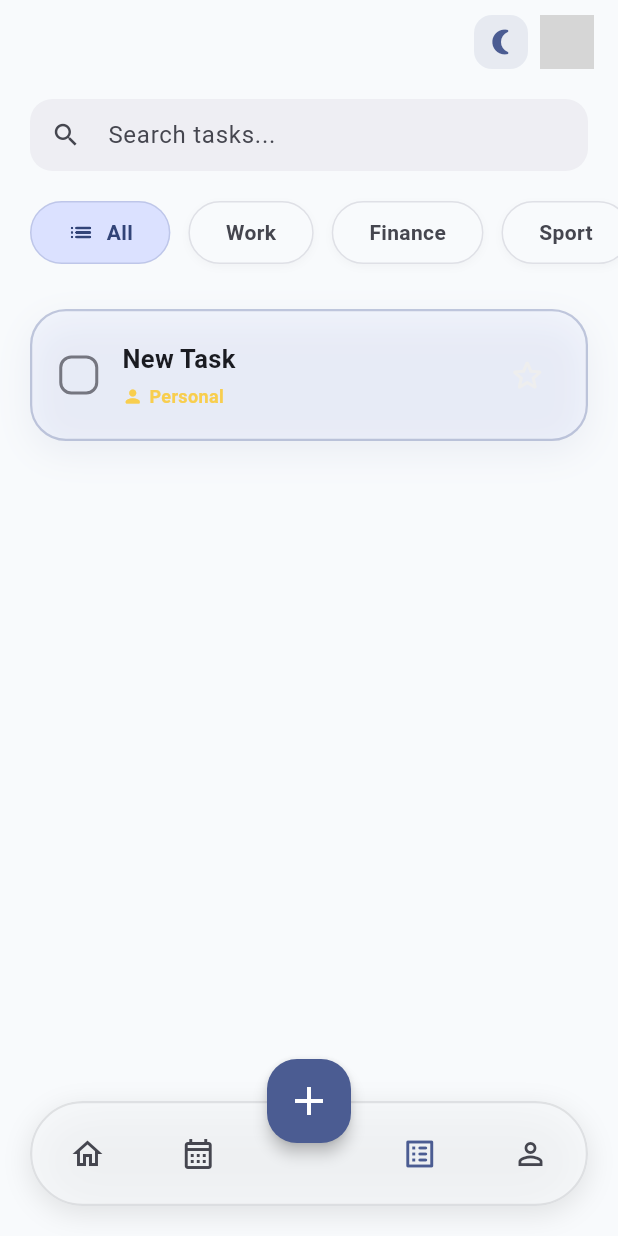
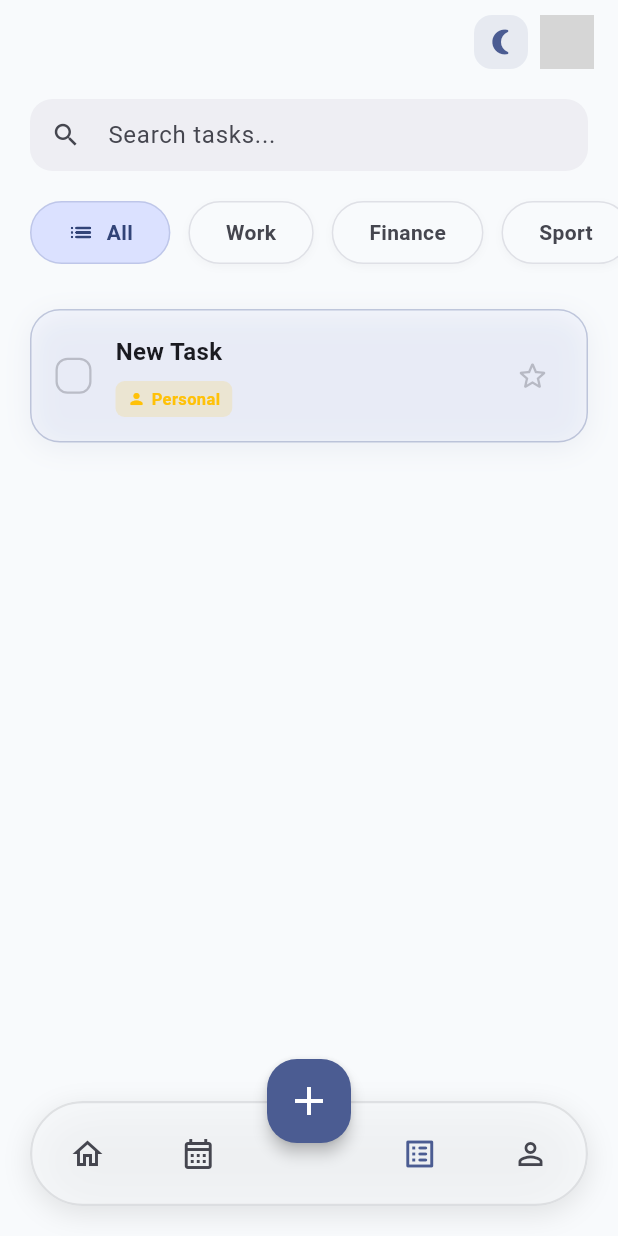
Before and after one commit to SplashCodeDex/dexdo, a Flutter app: the screen it shows after launch, item 2 of the bottom bar chosen, after a tap on the "chevron right" icon, after a tap on the "add" icon, on a phone screen of 412 x 824 dp. Run offline on Flutter 3.47's test engine with Material 3 defaults, Android fonts, the phone set to English and light mode, and no system bars; drawn by our look-alikes of flutter_slidable; our stand-ins replace cloud_firestore, firebase_auth, firebase_core, flutter_local_notifications, flutter_svg, google_sign_in and 4 more; accounts and stored records are empty; network calls fail; grey boxes are pictures that could not be loaded.

Commit message:
Improved tasklist UI: softened card colors, replaced borders with modern subtle shadows, restyled checkmarks, added chip tags instead of subtext for categories

```diff
--- a/lib/main.dart
+++ b/lib/main.dart
@@ -13,9 +13,7 @@ import 'widgets/home_pane.dart';
 import 'widgets/calendar_pane.dart';
 import 'widgets/settings_pane.dart';
 import 'package:animations/animations.dart';
-import 'package:flutter/foundation.dart' show kIsWeb, TargetPlatform, defaultTargetPlatform;
 import 'firebase_options.dart';
-import 'widgets/animated_splash_screen.dart';
 
 void main() async {
   WidgetsFlutterBinding.ensureInitialized();
@@ -113,41 +111,8 @@ class DeXDoApp extends StatelessWidget {
           ),
         ),
       ),
-      home: _shouldShowFlutterSplash() ? const _SplashWrapper() : const HomeScreen(),
+      home: const HomeScreen(),
     );
-  }
-}
-
-/// Only show the Flutter-level splash on Web and iOS.
-/// Android uses the native SplashScreen API with the AVD animation.
-bool _shouldShowFlutterSplash() {
-  if (kIsWeb) return true;
-  // On mobile, only iOS needs it (Android has the native AVD)
-  return defaultTargetPlatform == TargetPlatform.iOS;
-}
-
-class _SplashWrapper extends StatefulWidget {
-  const _SplashWrapper();
-
-  @override
-  State<_SplashWrapper> createState() => _SplashWrapperState();
-}
-
-class _SplashWrapperState extends State<_SplashWrapper> {
-  bool _showSplash = true;
-
-  @override
-  Widget build(BuildContext context) {
-    if (_showSplash) {
-      return AnimatedSplashScreen(
-        onComplete: () {
-          if (mounted) {
-            setState(() => _showSplash = false);
-          }
-        },
-      );
-    }
-    return const HomeScreen();
   }
 }
 
--- a/lib/providers/task_provider.dart
+++ b/lib/providers/task_provider.dart
@@ -123,7 +123,7 @@ class TaskProvider with ChangeNotifier {
 
     // Ensure migration from Local -> Firebase happens on first boot
     if (_repository is FirebaseTaskRepository) {
-      await DataMigrationService.performMigrationIfNeeded(_repository);
+      await DataMigrationService.performMigrationIfNeeded(_repository as FirebaseTaskRepository);
     }
 
     await reloadFromStorage();
@@ -171,6 +171,7 @@ class TaskProvider with ChangeNotifier {
     await _repository.deleteTask(task.id);
     _notifications.cancelTaskReminder(task.id);
   }
+
   Future<void> _saveCategories() async {
     await _repository.saveCategories(_categories);
     await _repository.saveCategoryIcons(_categoryIcons);
@@ -616,7 +617,7 @@ class TaskProvider with ChangeNotifier {
     if (toDeleteIds.isNotEmpty) {
       await _repository.batchDeleteTasks(toDeleteIds);
       for (var id in toDeleteIds) {
-        _notifications.cancelTaskReminder(id);
+         _notifications.cancelTaskReminder(id);
       }
     }
   }
--- a/lib/repositories/firebase_task_repository.dart
+++ b/lib/repositories/firebase_task_repository.dart
@@ -27,38 +27,26 @@ class FirebaseTaskRepository implements TaskRepository {
     if (_auth.currentUser == null) return [];
 
     try {
-      final tasksRef = _db.collection('users').doc(_userId).collection('tasks');
-
-      // Fetch active tasks (isCompleted == 0)
-      final activeSnapshot = await tasksRef.where('isCompleted', isEqualTo: 0).get();
-
-      // Fetch recently completed tasks (Limit to 50 to avoid massive read costs)
-      // Note: This requires a composite index in Firestore: isCompleted (ASC) + completionDate (DESC)
-      final completedSnapshot = await tasksRef
-          .where('isCompleted', isEqualTo: 1)
-          .orderBy('completionDate', descending: true)
-          .limit(50)
+      final snapshot = await _db
+          .collection('users')
+          .doc(_userId)
+          .collection('tasks')
           .get();
 
-      final List<Task> loadedTasks = [];
+      final List<Task> activeTasks = [];
 
-      void parseAndAdd(QuerySnapshot snapshot) {
       for (var doc in snapshot.docs) {
         try {
-            final data = doc.data() as Map<String, dynamic>;
+          final data = doc.data();
           data['id'] = doc.id; // Force ID to match the document key
           final task = Task.fromJson(data);
-            loadedTasks.add(task);
+          activeTasks.add(task);
         } catch (e) {
           debugPrint('Error parsing firestore task: $e');
         }
       }
-      }
 
-      parseAndAdd(activeSnapshot);
-      parseAndAdd(completedSnapshot);
-
-      return loadedTasks;
+      return activeTasks;
     } catch (e) {
       debugPrint('Firestore loadTasks Error: $e');
       return [];
--- a/lib/widgets/subscription_pane.dart
+++ b/lib/widgets/subscription_pane.dart
@@ -14,6 +14,7 @@ class _SubscriptionPaneState extends State<SubscriptionPane> {
   late StreamSubscription<List<PurchaseDetails>> _subscription;
 
   List<ProductDetails> _products = [];
+  bool _isAvailable = false;
   String _selectedPlan = 'monthly'; // 'weekly', 'monthly', 'yearly', 'lifetime'
 
   // Replace these with your actual Play Store product IDs
@@ -40,6 +41,7 @@ class _SubscriptionPaneState extends State<SubscriptionPane> {
     final bool isAvailable = await _inAppPurchase.isAvailable();
     if (!isAvailable) {
       setState(() {
+        _isAvailable = isAvailable;
         _products = [];
       });
       return;
@@ -55,6 +57,7 @@ class _SubscriptionPaneState extends State<SubscriptionPane> {
         await _inAppPurchase.queryProductDetails(kIds);
 
     setState(() {
+      _isAvailable = isAvailable;
       _products = productDetailResponse.productDetails;
     });
   }
--- a/lib/widgets/task_editor_pane.dart
+++ b/lib/widgets/task_editor_pane.dart
@@ -166,7 +166,6 @@ class _TaskEditorPaneState extends State<TaskEditorPane> {
                     label: 'Due Date',
                     onTap: () async {
                       FocusScope.of(context).unfocus();
-                      final messenger = ScaffoldMessenger.of(context);
                       final pickedDate = await showDatePicker(
                         context: context,
                         initialDate: widget.task.dueDate ?? DateTime.now(),
@@ -174,7 +173,6 @@ class _TaskEditorPaneState extends State<TaskEditorPane> {
                         lastDate: DateTime(2100),
                       );
                       if (pickedDate != null) {
-                      if (!context.mounted) return;
                         final pickedTime = await showTimePicker(
                           context: context,
                           initialTime: TimeOfDay.fromDateTime(widget.task.dueDate ?? DateTime.now()),
--- a/lib/widgets/task_list_pane.dart
+++ b/lib/widgets/task_list_pane.dart
@@ -373,30 +373,31 @@ class _TaskListPaneState extends State<TaskListPane> {
             color: taskProvider.selectedTaskIds.contains(task.id)
                 ? Theme.of(context).colorScheme.primaryContainer.withValues(alpha: 0.5)
                 : (isSelected
-                    ? Theme.of(context).colorScheme.primaryContainer.withValues(alpha: 0.2)
+                    ? Theme.of(context).colorScheme.primaryContainer.withValues(alpha: 0.15)
                     : Theme.of(context).colorScheme.surface),
-            borderRadius: BorderRadius.circular(24),
+            borderRadius: BorderRadius.circular(20),
             border: Border.all(
               color: taskProvider.selectedTaskIds.contains(task.id)
-                  ? Theme.of(context).colorScheme.primary
+                  ? Theme.of(context).colorScheme.primary.withValues(alpha: 0.5)
                   : (isSelected
                       ? Theme.of(context).colorScheme.primary.withValues(alpha: 0.3)
-                      : Theme.of(context).colorScheme.outlineVariant.withValues(alpha: 0.5)),
-              width: 1.5,
+                      : Theme.of(context).colorScheme.outlineVariant.withValues(alpha: 0.2)),
+              width: 1,
             ),
             boxShadow: [
               BoxShadow(
                 color: isSelected
                     ? Theme.of(context).colorScheme.primary.withValues(alpha: 0.08)
-                    : Colors.black.withValues(alpha: 0.03),
-                blurRadius: isSelected ? 20 : 15,
-                offset: const Offset(0, 8),
+                    : Colors.black.withValues(alpha: 0.02),
+                blurRadius: isSelected ? 15 : 10,
+                offset: const Offset(0, 4),
               ),
             ],
           ),
           child: Padding(
-            padding: const EdgeInsets.symmetric(horizontal: 18, vertical: 20),
+            padding: const EdgeInsets.symmetric(horizontal: 16, vertical: 16),
             child: Row(
+              crossAxisAlignment: CrossAxisAlignment.center,
               children: [
                 // Selection Checkbox or Custom Checkbox
                 GestureDetector(
@@ -417,23 +418,23 @@ class _TaskListPaneState extends State<TaskListPane> {
                   },
                   child: AnimatedContainer(
                     duration: const Duration(milliseconds: 200),
-                    width: 26,
-                    height: 26,
+                    width: 24,
+                    height: 24,
                     decoration: BoxDecoration(
                       color: taskProvider.selectedTaskIds.contains(task.id)
                           ? Theme.of(context).colorScheme.primary
-                          : (task.isCompleted ? task.color : Colors.transparent),
+                          : (task.isCompleted ? task.color.withValues(alpha: 0.1) : Colors.transparent),
                       borderRadius: BorderRadius.circular(8),
                       border: Border.all(
                         color: taskProvider.selectedTaskIds.contains(task.id)
                             ? Theme.of(context).colorScheme.primary
-                            : (task.isCompleted ? task.color : Theme.of(context).colorScheme.outline),
-                        width: 2,
+                            : (task.isCompleted ? task.color : Theme.of(context).colorScheme.outline.withValues(alpha: 0.4)),
+                        width: taskProvider.selectedTaskIds.contains(task.id) ? 0 : 1.5,
                       ),
                     ),
                     child: taskProvider.selectedTaskIds.contains(task.id)
-                        ? Icon(Icons.check, size: 18, color: Theme.of(context).colorScheme.onPrimary)
-                        : (task.isCompleted ? const Icon(Icons.check, size: 18, color: Colors.white) : null),
+                        ? Icon(Icons.check, size: 16, color: Theme.of(context).colorScheme.onPrimary)
+                        : (task.isCompleted ? Icon(Icons.check, size: 16, color: task.color) : null),
                   ),
                 ),
                 const SizedBox(width: 16),
@@ -441,78 +442,88 @@ class _TaskListPaneState extends State<TaskListPane> {
                 Expanded(
                   child: Column(
                     crossAxisAlignment: CrossAxisAlignment.start,
+                    mainAxisAlignment: MainAxisAlignment.center,
                     children: [
                       Text(
                         task.title.isEmpty ? 'New Task' : task.title,
                         style: TextStyle(
-                          fontWeight: FontWeight.bold,
-                          fontSize: 17,
+                          fontWeight: FontWeight.w600,
+                          fontSize: 16,
                           color: task.isCompleted
                               ? Theme.of(context).colorScheme.onSurfaceVariant.withValues(alpha: 0.5)
                               : Theme.of(context).colorScheme.onSurface,
                           decoration: task.isCompleted ? TextDecoration.lineThrough : null,
                         ),
                       ),
-                      const SizedBox(height: 4),
-                      Row(
+                      const SizedBox(height: 8),
+                      Wrap(
+                        spacing: 8,
+                        runSpacing: 8,
+                        crossAxisAlignment: WrapCrossAlignment.center,
                         children: [
-                          Icon(task.icon, size: 14, color: task.color.withValues(alpha: 0.7)),
+                          Container(
+                            padding: const EdgeInsets.symmetric(horizontal: 8, vertical: 4),
+                            decoration: BoxDecoration(
+                              color: task.isCompleted
+                                  ? Theme.of(context).colorScheme.onSurfaceVariant.withValues(alpha: 0.1)
+                                  : task.color.withValues(alpha: 0.15),
+                              borderRadius: BorderRadius.circular(6),
+                            ),
+                            child: Row(
+                              mainAxisSize: MainAxisSize.min,
+                              children: [
+                                Icon(
+                                  task.icon,
+                                  size: 12,
+                                  color: task.isCompleted
+                                      ? Theme.of(context).colorScheme.onSurfaceVariant.withValues(alpha: 0.5)
+                                      : task.color
+                                ),
                                 const SizedBox(width: 4),
                                 Text(
                                   task.category,
                                   style: TextStyle(
-                              color: task.color.withValues(alpha: 0.7),
-                              fontSize: 12,
-                              fontWeight: FontWeight.w600,
+                                    color: task.isCompleted
+                                        ? Theme.of(context).colorScheme.onSurfaceVariant.withValues(alpha: 0.5)
+                                        : task.color,
+                                    fontSize: 11,
+                                    fontWeight: FontWeight.bold,
                                   ),
                                 ),
-                          if (task.attachmentCount > 0 || task.subtasks.isNotEmpty || task.dueDate != null) ...[
-                            const SizedBox(width: 12),
-                            Text('•', style: TextStyle(color: Theme.of(context).colorScheme.onSurfaceVariant.withValues(alpha: 0.2))),
-                            const SizedBox(width: 12),
-                            if (task.dueDate != null) ...[
-                              _buildDueDateBadge(task.dueDate!),
-                              const SizedBox(width: 12),
                               ],
-                            if (task.attachmentCount > 0) ...[
-                              Icon(Icons.attach_file_rounded, size: 14, color: Theme.of(context).colorScheme.onSurfaceVariant.withValues(alpha: 0.5)),
-                              Text(' ${task.attachmentCount} ', style: TextStyle(fontSize: 11, color: Theme.of(context).colorScheme.onSurfaceVariant.withValues(alpha: 0.5))),
-                            ],
-                            if (task.subtasks.isNotEmpty) ...[
-                              SizedBox(
-                                width: 14,
-                                height: 14,
-                                child: CircularProgressIndicator(
-                                  value: task.progress,
-                                  strokeWidth: 2,
-                                  backgroundColor: Theme.of(context).colorScheme.outlineVariant.withValues(alpha: 0.5),
-                                  color: task.progress == 1.0 ? Colors.green : Theme.of(context).colorScheme.primary,
                             ),
                           ),
-                              const SizedBox(width: 4),
-                              Text(
+                          if (task.subtasks.isNotEmpty)
+                            _buildInfoChip(
+                              context,
+                              Icons.checklist_rounded,
                               '${task.completedSubtaskCount}/${task.subtasks.length}',
-                                style: TextStyle(
-                                  fontSize: 11,
-                                  color: task.progress == 1.0 ? Colors.green : Theme.of(context).colorScheme.onSurfaceVariant.withValues(alpha: 0.5),
-                                  fontWeight: task.progress == 1.0 ? FontWeight.bold : FontWeight.normal,
-                                )
+                              task.progress == 1.0
+                                  ? Colors.green
+                                  : (task.isCompleted ? Theme.of(context).colorScheme.onSurfaceVariant.withValues(alpha: 0.5) : Theme.of(context).colorScheme.primary),
                             ),
-                            ],
-                          ],
+                          if (task.dueDate != null)
+                            _buildDueDateChip(context, task.dueDate!, task.isCompleted),
+                          if (task.attachmentCount > 0)
+                            _buildInfoChip(
+                              context,
+                              Icons.attach_file_rounded,
+                              '${task.attachmentCount}',
+                              Theme.of(context).colorScheme.onSurfaceVariant.withValues(alpha: 0.6),
+                            ),
                         ],
                       ),
                       if (task.subtasks.isNotEmpty) ...[
-                        const SizedBox(height: 8),
+                        const SizedBox(height: 12),
                         ClipRRect(
-                          borderRadius: BorderRadius.circular(2),
+                          borderRadius: BorderRadius.circular(4),
                           child: LinearProgressIndicator(
                             value: task.progress,
                             backgroundColor: task.color.withValues(alpha: 0.1),
                             valueColor: AlwaysStoppedAnimation<Color>(
                               task.isCompleted ? Colors.grey[300]! : task.color
                             ),
-                            minHeight: 3,
+                            minHeight: 4,
                           ),
                         ),
                       ],
@@ -524,8 +535,8 @@ class _TaskListPaneState extends State<TaskListPane> {
                   visualDensity: VisualDensity.compact,
                   icon: Icon(
                     task.isStarred ? Icons.star_rounded : Icons.star_outline_rounded,
-                    color: task.isStarred ? const Color(0xFFFFB300) : Colors.grey[200],
-                    size: 26,
+                    color: task.isStarred ? const Color(0xFFFFB300) : Theme.of(context).colorScheme.onSurfaceVariant.withValues(alpha: 0.3),
+                    size: 24,
                   ),
                   onPressed: () {
                     FocusScope.of(context).unfocus();
@@ -627,16 +638,35 @@ class _TaskListPaneState extends State<TaskListPane> {
     );
   }
 
-  Widget _buildDueDateBadge(DateTime date) {
+  Widget _buildInfoChip(BuildContext context, IconData icon, String label, Color color) {
+    return Row(
+      mainAxisSize: MainAxisSize.min,
+      children: [
+        Icon(icon, size: 14, color: color),
+        const SizedBox(width: 4),
+        Text(
+          label,
+          style: TextStyle(
+            fontSize: 11,
+            color: color,
+            fontWeight: FontWeight.w600,
+          ),
+        ),
+      ],
+    );
+  }
+
+  Widget _buildDueDateChip(BuildContext context, DateTime date, bool isCompleted) {
     final now = DateTime.now();
     final today = DateTime(now.year, now.month, now.day);
     final taskDate = DateTime(date.year, date.month, date.day);
     final isOverdue = taskDate.isBefore(today);
     final isToday = taskDate.isAtSameMomentAs(today);
 
-    Color color = Theme.of(context).colorScheme.onSurfaceVariant.withValues(alpha: 0.5);
+    Color color = Theme.of(context).colorScheme.onSurfaceVariant.withValues(alpha: 0.6);
     String label = '${date.day}/${date.month}';
 
+    if (!isCompleted) {
       if (isOverdue) {
         color = Theme.of(context).colorScheme.error;
         label = 'Overdue';
@@ -644,21 +674,8 @@ class _TaskListPaneState extends State<TaskListPane> {
         color = Theme.of(context).colorScheme.primary;
         label = 'Today';
       }
+    }
 
-    return Row(
-      mainAxisSize: MainAxisSize.min,
-      children: [
-        Icon(Icons.calendar_today_rounded, size: 12, color: color),
-        const SizedBox(width: 4),
-        Text(
-          label,
-          style: TextStyle(
-            fontSize: 11,
-            color: color,
-            fontWeight: isOverdue || isToday ? FontWeight.bold : FontWeight.normal,
-          ),
-        ),
-      ],
-    );
+    return _buildInfoChip(context, Icons.calendar_today_rounded, label, color);
   }
 }
```
Also changed, not shown: lib/widgets/settings_pane.dart (+8 -7 lines), assets/images/logo2DexDoNo.svg, firebase.json, pubspec.lock, 5 other files. Lines whose indentation alone changed are shown as unchanged.
